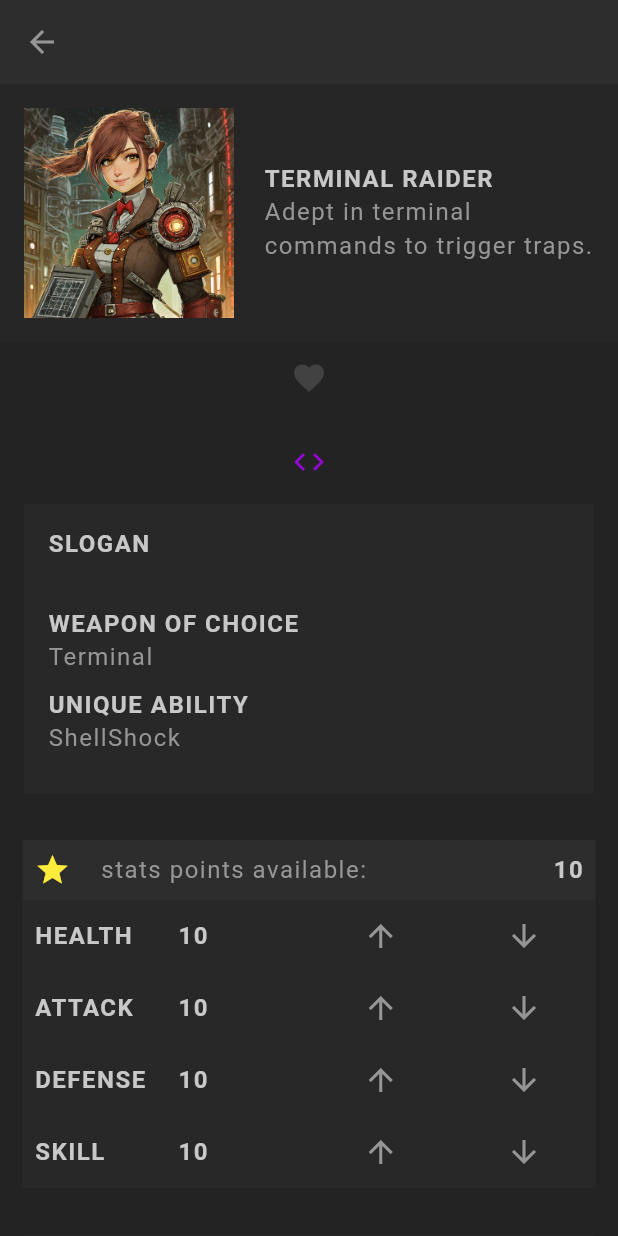
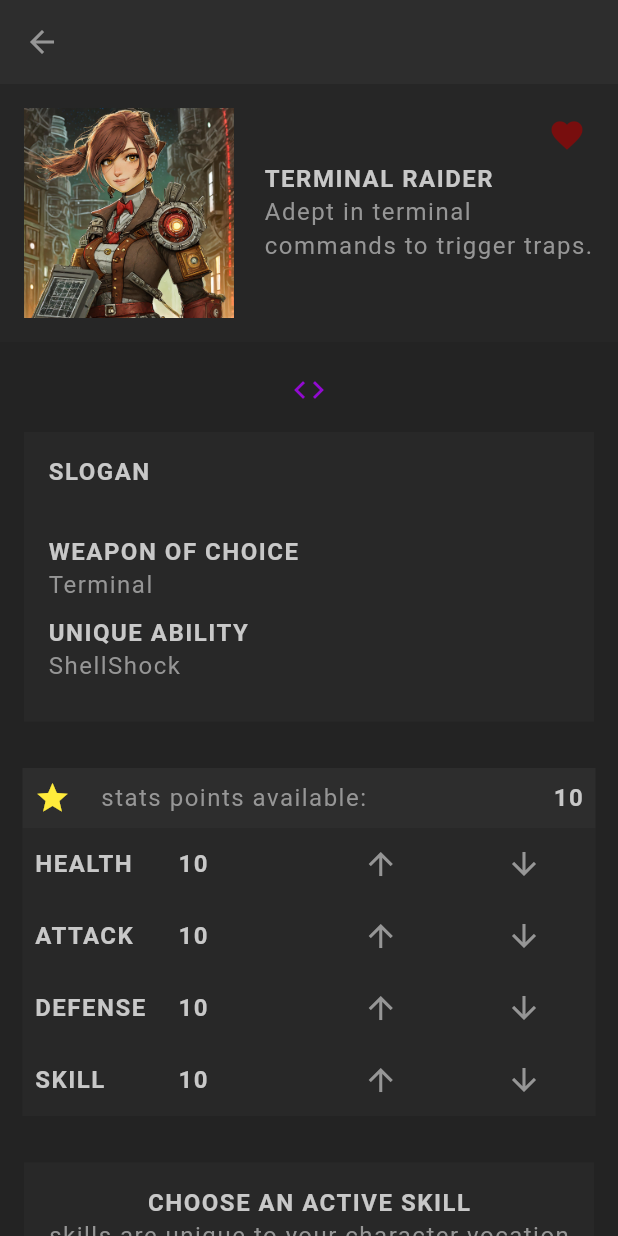
Before and after one commit to prime-infinity/flutter_rpg, a Flutter app: the Profile screen opened directly with empty values, after a tap on the "favorite" icon, on a phone screen of 412 x 824 dp. Run offline on Flutter 3.47's test engine with Material 3 defaults, Android fonts, the phone set to English and light mode, and no system bars; our stand-ins replace cloud_firestore, firebase_core, google_fonts; accounts and stored records are empty; generated files the repository leaves out were written again; Roboto replaces fonts that are missing (Kanit).

Commit message:
stack and position

```diff
--- a/lib/screens/profile/heart.dart
+++ b/lib/screens/profile/heart.dart
@@ -1,5 +1,6 @@
 import 'package:flutter/material.dart';
 import 'package:flutter_rpg/models/character.dart';
+import 'package:flutter_rpg/theme.dart';
 
 class Heart extends StatefulWidget {
   const Heart({super.key, required this.character});
@@ -28,13 +29,22 @@ class _HeartState extends State<Heart> with SingleTickerProviderStateMixin {
 
   @override
   Widget build(BuildContext context) {
+    return AnimatedBuilder(
+        animation: _controller,
+        builder: (context, child) {
           return IconButton(
               onPressed: () {
+                _controller.reset();
+                _controller.forward();
                 widget.character.toggleIsFav();
               },
               icon: Icon(
                 Icons.favorite,
-          color: Colors.grey[800],
+                color: widget.character.isFav
+                    ? AppColors.primaryAccent
+                    : Colors.grey[800],
+                size: _sizeAnimation.value,
               ));
+        });
   }
 }
--- a/lib/screens/profile/profile.dart
+++ b/lib/screens/profile/profile.dart
@@ -25,6 +25,8 @@ class Profile extends StatelessWidget {
           crossAxisAlignment: CrossAxisAlignment.center,
           children: [
             //basic info - image, vocation, description
+            Stack(
+              children: [
                 Container(
                   padding: const EdgeInsets.all(16),
                   color: AppColors.secondaryColor.withOpacity(0.3),
@@ -51,8 +53,10 @@ class Profile extends StatelessWidget {
                     )
                   ]),
                 ),
-
-            Heart(character: character),
+                Positioned(
+                    top: 10, right: 10, child: Heart(character: character)),
+              ],
+            ),
 
             //weapon and ability and slogan
             const SizedBox(
```
Lines whose indentation alone changed are shown as unchanged.
